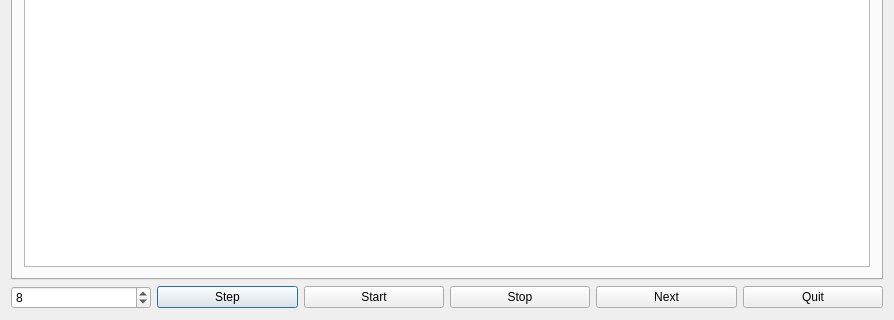
Qt form dialog.ui (CapelliC/fdqueens) before a commit; both pictures show x 0 to 894 and y 311 to 631 of the 894 by 631 pixel window.
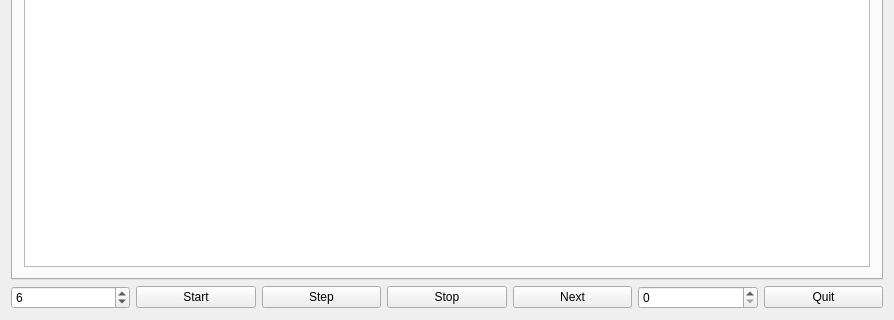
The same form after that commit.

Diff of the .ui file:
```diff
--- a/dialog.ui
+++ b/dialog.ui
@@ -47,14 +47,7 @@
         <number>20</number>
        </property>
        <property name="value">
-        <number>8</number>
-       </property>
-      </widget>
-     </item>
-     <item>
-      <widget class="QPushButton" name="Step">
-       <property name="text">
-        <string>Step</string>
+        <number>6</number>
        </property>
       </widget>
      </item>
@@ -63,6 +56,28 @@
        <property name="text">
         <string>Start</string>
        </property>
+       <property name="autoDefault">
+        <bool>false</bool>
+       </property>
+      </widget>
+     </item>
+     <item>
+      <widget class="QPushButton" name="Step">
+       <property name="enabled">
+        <bool>true</bool>
+       </property>
+       <property name="toolTip">
+        <string>&lt;html&gt;&lt;head/&gt;&lt;body&gt;&lt;p&gt;Run a step of the solution&lt;/p&gt;&lt;/body&gt;&lt;/html&gt;</string>
+       </property>
+       <property name="text">
+        <string>Step</string>
+       </property>
+       <property name="checkable">
+        <bool>false</bool>
+       </property>
+       <property name="autoDefault">
+        <bool>false</bool>
+       </property>
       </widget>
      </item>
      <item>
@@ -70,6 +85,9 @@
        <property name="text">
         <string>Stop</string>
        </property>
+       <property name="autoDefault">
+        <bool>false</bool>
+       </property>
       </widget>
      </item>
      <item>
@@ -77,6 +95,16 @@
        <property name="text">
         <string>Next</string>
        </property>
+       <property name="autoDefault">
+        <bool>false</bool>
+       </property>
+      </widget>
+     </item>
+     <item>
+      <widget class="QSpinBox" name="delayPaint">
+       <property name="toolTip">
+        <string>&lt;html&gt;&lt;head/&gt;&lt;body&gt;&lt;p&gt;set the &amp;lt;b&amp;gt;delay&amp;lt;/b&amp;gt; between successive cell visualization&lt;/p&gt;&lt;/body&gt;&lt;/html&gt;</string>
+       </property>
       </widget>
      </item>
      <item>
@@ -84,6 +112,9 @@
        <property name="text">
         <string>Quit</string>
        </property>
+       <property name="autoDefault">
+        <bool>false</bool>
+       </property>
       </widget>
      </item>
     </layout>
```
Left out of the diff: 8 changed lines with no effect on the pictures.
